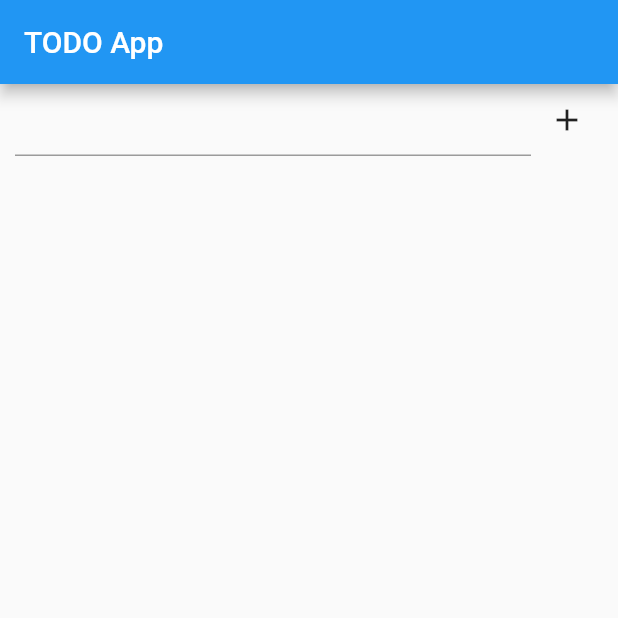
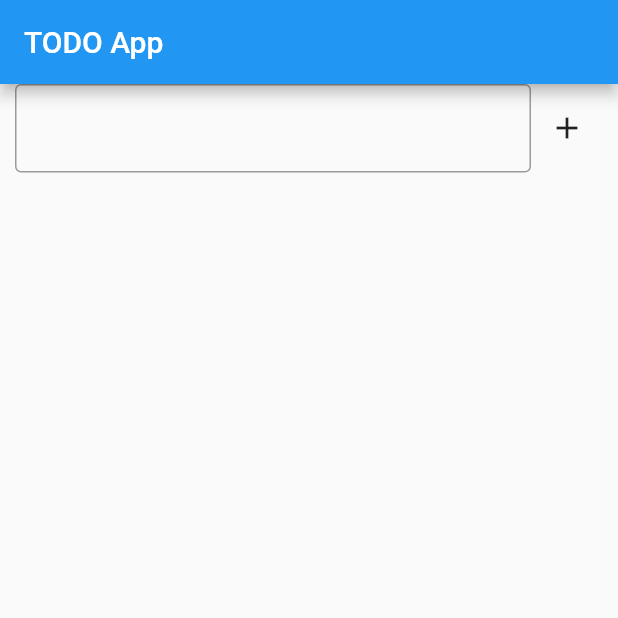
Before and after one commit to aliwajahat12/todo, a Flutter app: the screen it shows after launch, after a tap on the "add" icon, after a tap on the "delete" icon, on a phone screen of 412 x 824 dp, the top half of it. Run offline on Flutter 3.47's test engine with Material 2 defaults, Android fonts, the phone set to English and light mode, and no system bars.

Commit message:
added class

```diff
--- /dev/null
+++ b/lib/Models/Task.dart
@@ -0,0 +1,5 @@
+class Todo {
+  final int id;
+  final String task;
+  Todo({required this.id, required this.task});
+}
--- a/lib/main.dart
+++ b/lib/main.dart
@@ -1,4 +1,5 @@
 import 'package:flutter/material.dart';
+import 'package:todo/Models/Task.dart';
 
 void main() {
   runApp(const MyApp());
@@ -29,8 +30,8 @@ class MyHomePage extends StatefulWidget {
 
 class _MyHomePageState extends State<MyHomePage> {
   late TextEditingController taskController;
-
-  List<String> task = [];
+  int id = 0;
+  List<Todo> task = [];
 
   @override
   void initState() {
@@ -48,23 +49,27 @@ class _MyHomePageState extends State<MyHomePage> {
     setState(() {
       final todoTask = taskController.text;
       taskController.clear();
-      task.add(todoTask);
+      task.add(Todo(id: id, task: todoTask));
+      id++;
     });
   }
 
-  void deleteTask(String taskString) {
+  void deleteTask(int id) {
     setState(() {
-      task.removeWhere((element) => element == taskString);
+      task.removeWhere((element) => element.id == id);
     });
   }
 
-  Widget taskDisplay(String todoString) {
+  Widget taskDisplay(Todo todoString) {
     return ListTile(
       leading: const Icon(Icons.ac_unit),
-      title: Text(todoString),
+      title: Text(todoString.task),
       trailing: IconButton(
-          onPressed: () => deleteTask(todoString),
-          icon: const Icon(Icons.delete)),
+          onPressed: () => deleteTask(todoString.id),
+          icon: const Icon(
+            Icons.delete,
+            color: Colors.red,
+          )),
     );
   }
 
@@ -85,6 +90,9 @@ class _MyHomePageState extends State<MyHomePage> {
                   Expanded(
                     child: TextFormField(
                       controller: taskController,
+                      decoration: InputDecoration(
+                        border: OutlineInputBorder(),
+                      ),
                     ),
                   ),
                   IconButton(
```
